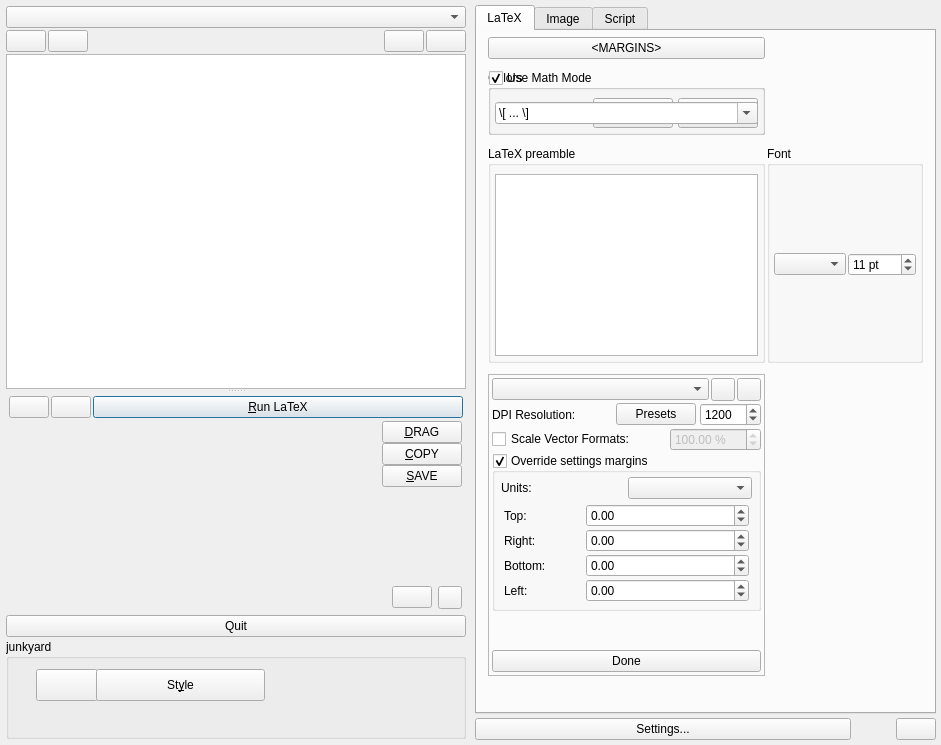
Old version of the form src/klfmainwin.ui in the repository klatexformula/klatexformula.
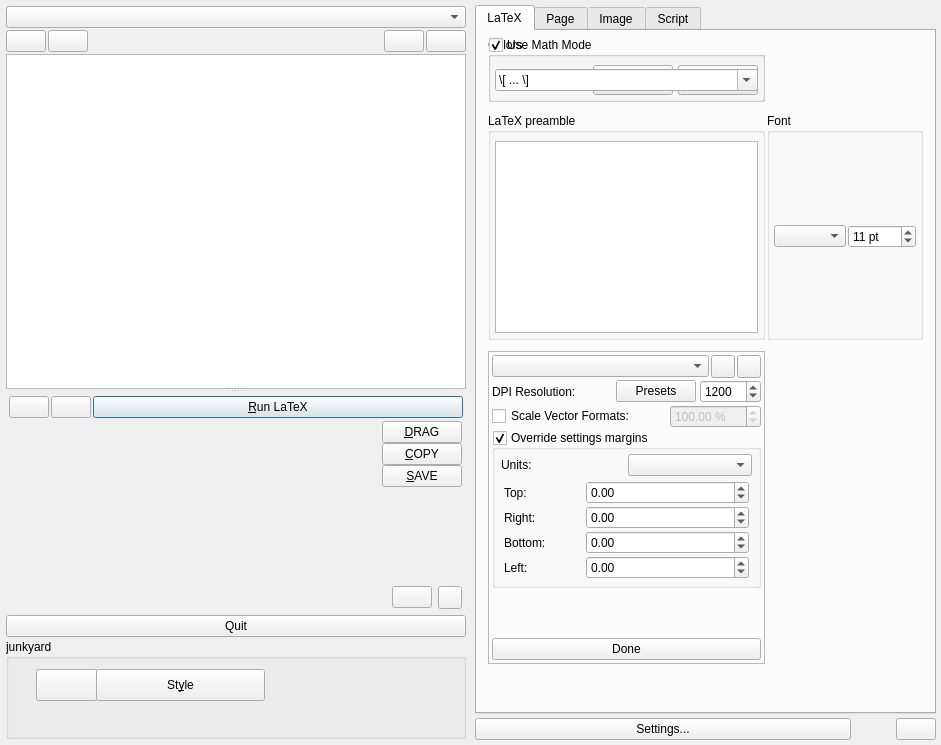
New version of the form. The open tabs and pages were chosen to show the change. Icons and pictures are not drawn. Custom widgets are drawn as their Qt base class.

Commit message: KLFPopupSheet works, example with margins editor

What changed in the file:
```diff
--- a/src/klfmainwin.ui
+++ b/src/klfmainwin.ui
@@ -685,7 +685,7 @@
            <property name="verticalSpacing">
             <number>11</number>
            </property>
-           <item row="1" column="0">
+           <item row="0" column="0">
             <widget class="QGroupBox" name="gbxColors">
              <property name="title">
               <string>Colors</string>
@@ -779,7 +779,7 @@
              </layout>
             </widget>
            </item>
-           <item row="1" column="0">
+           <item row="0" column="0">
             <widget class="QGroupBox" name="chkMathMode">
              <property name="title">
               <string>Use Math Mode</string>
@@ -837,124 +837,6 @@
             </widget>
            </item>
            <item row="2" column="0">
-            <widget class="QGroupBox" name="groupBox_2">
-             <property name="sizePolicy">
-              <sizepolicy hsizetype="Preferred" vsizetype="Expanding">
-               <horstretch>0</horstretch>
-               <verstretch>0</verstretch>
-              </sizepolicy>
-             </property>
-             <property name="title">
-              <string>LaTeX preamble</string>
-             </property>
-             <layout class="QGridLayout" name="gridLayout_2">
-              <property name="leftMargin">
-               <number>4</number>
-              </property>
-              <property name="topMargin">
-               <number>8</number>
-              </property>
-              <property name="rightMargin">
-               <number>4</number>
-              </property>
-              <property name="bottomMargin">
-               <number>4</number>
-              </property>
-              <item row="0" column="0">
-               <widget class="KLFLatexEdit" name="txtPreamble">
-                <property name="sizePolicy">
-                 <sizepolicy hsizetype="Expanding" vsizetype="Preferred">
-                  <horstretch>0</horstretch>
-                  <verstretch>0</verstretch>
-                 </sizepolicy>
-                </property>
-                <property name="font">
-                 <font>
-                  <pointsize>8</pointsize>
-                 </font>
-                </property>
-                <property name="acceptRichText">
-                 <bool>false</bool>
-                </property>
-               </widget>
-              </item>
-             </layout>
-            </widget>
-           </item>
-           <item row="2" column="1">
-            <widget class="QGroupBox" name="chkMathMode_2">
-             <property name="title">
-              <string>Font</string>
-             </property>
-             <property name="checkable">
-              <bool>false</bool>
-             </property>
-             <layout class="QGridLayout" name="gridLayout_4">
-              <property name="leftMargin">
-               <number>4</number>
-              </property>
-              <property name="topMargin">
-               <number>8</number>
-              </property>
-              <property name="rightMargin">
-               <number>4</number>
-              </property>
-              <property name="bottomMargin">
-               <number>4</number>
-              </property>
-              <item row="0" column="0">
-               <widget class="QComboBox" name="cbxLatexFont">
-                <property name="sizePolicy">
-                 <sizepolicy hsizetype="Expanding" vsizetype="Fixed">
-                  <horstretch>0</horstretch>
-                  <verstretch>0</verstretch>
-                 </sizepolicy>
-                </property>
-               </widget>
-              </item>
-              <item row="0" column="1">
-               <widget class="QSpinBox" name="spnLatexFontSize">
-                <property name="specialValueText">
-                 <string>(default)</string>
-                </property>
-                <property name="suffix">
-                 <string notr="true"> pt</string>
-                </property>
-                <property name="minimum">
-                 <number>0</number>
-                </property>
-                <property name="maximum">
-                 <number>120</number>
-                </property>
-                <property name="value">
-                 <number>11</number>
-                </property>
-               </widget>
-              </item>
-             </layout>
-            </widget>
-           </item>
-           <item row="4" column="0" colspan="2">
-            <spacer name="verticalSpacer_2">
-             <property name="orientation">
-              <enum>Qt::Vertical</enum>
-             </property>
-             <property name="sizeHint" stdset="0">
-              <size>
-               <width>20</width>
-               <height>40</height>
-              </size>
-             </property>
-            </spacer>
-           </item>
-           <item row="0" column="0">
-            <widget class="KLFMarginsSelector" name="pushButton">
-             <property name="text">
-              <string>&lt;MARGINS&gt;</string>
-             </property>
-            </widget>
-           </item>
-           <item row="3" column="0">
             <widget class="QFrame" name="wFrame">
              <property name="frameShape">
               <enum>QFrame::StyledPanel</enum>
@@ -1300,8 +1182,137 @@
              </layout>
             </widget>
            </item>
+           <item row="1" column="0">
+            <widget class="QGroupBox" name="groupBox_2">
+             <property name="sizePolicy">
+              <sizepolicy hsizetype="Preferred" vsizetype="Expanding">
+               <horstretch>0</horstretch>
+               <verstretch>0</verstretch>
+              </sizepolicy>
+             </property>
+             <property name="title">
+              <string>LaTeX preamble</string>
+             </property>
+             <layout class="QGridLayout" name="gridLayout_2">
+              <property name="leftMargin">
+               <number>4</number>
+              </property>
+              <property name="topMargin">
+               <number>8</number>
+              </property>
+              <property name="rightMargin">
+               <number>4</number>
+              </property>
+              <property name="bottomMargin">
+               <number>4</number>
+              </property>
+              <item row="0" column="0">
+               <widget class="KLFLatexEdit" name="txtPreamble">
+                <property name="sizePolicy">
+                 <sizepolicy hsizetype="Expanding" vsizetype="Preferred">
+                  <horstretch>0</horstretch>
+                  <verstretch>0</verstretch>
+                 </sizepolicy>
+                </property>
+                <property name="font">
+                 <font>
+                  <pointsize>8</pointsize>
+                 </font>
+                </property>
+                <property name="acceptRichText">
+                 <bool>false</bool>
+                </property>
+               </widget>
+              </item>
+             </layout>
+            </widget>
+           </item>
+           <item row="1" column="1">
+            <widget class="QGroupBox" name="chkMathMode_2">
+             <property name="title">
+              <string>Font</string>
+             </property>
+             <property name="checkable">
+              <bool>false</bool>
+             </property>
+             <layout class="QGridLayout" name="gridLayout_4">
+              <property name="leftMargin">
+               <number>4</number>
+              </property>
+              <property name="topMargin">
+               <number>8</number>
+              </property>
+              <property name="rightMargin">
+               <number>4</number>
+              </property>
+              <property name="bottomMargin">
+               <number>4</number>
+              </property>
+              <item row="0" column="0">
+               <widget class="QComboBox" name="cbxLatexFont">
+                <property name="sizePolicy">
+                 <sizepolicy hsizetype="Expanding" vsizetype="Fixed">
+                  <horstretch>0</horstretch>
+                  <verstretch>0</verstretch>
+                 </sizepolicy>
+                </property>
+               </widget>
+              </item>
+              <item row="0" column="1">
+               <widget class="QSpinBox" name="spnLatexFontSize">
+                <property name="specialValueText">
+                 <string>(default)</string>
+                </property>
+                <property name="suffix">
+                 <string notr="true"> pt</string>
+                </property>
+                <property name="minimum">
+                 <number>0</number>
+                </property>
+                <property name="maximum">
+                 <number>120</number>
+                </property>
+                <property name="value">
+                 <number>11</number>
+                </property>
+               </widget>
+              </item>
+             </layout>
+            </widget>
+           </item>
+           <item row="3" column="0" colspan="2">
+            <spacer name="verticalSpacer_2">
+             <property name="orientation">
+              <enum>Qt::Vertical</enum>
+             </property>
+             <property name="sizeHint" stdset="0">
+              <size>
+               <width>20</width>
+               <height>40</height>
+              </size>
+             </property>
+            </spacer>
+           </item>
           </layout>
          </widget>
+         <widget class="QWidget" name="tab">
+          <attribute name="title">
+           <string>Page</string>
+          </attribute>
+          <widget class="KLFMarginsSelector" name="pushButton">
+           <property name="geometry">
+            <rect>
+             <x>90</x>
+             <y>40</y>
+             <width>306</width>
+             <height>32</height>
+            </rect>
+           </property>
+           <property name="text">
+            <string>&lt;MARGINS&gt;</string>
+           </property>
+          </widget>
+         </widget>
          <widget class="QWidget" name="tabMargins">
           <attribute name="title">
            <string>Image</string>
```
Left out of the diff: 13 changed lines with no effect on the pictures. The commit also changes 7 other files.
